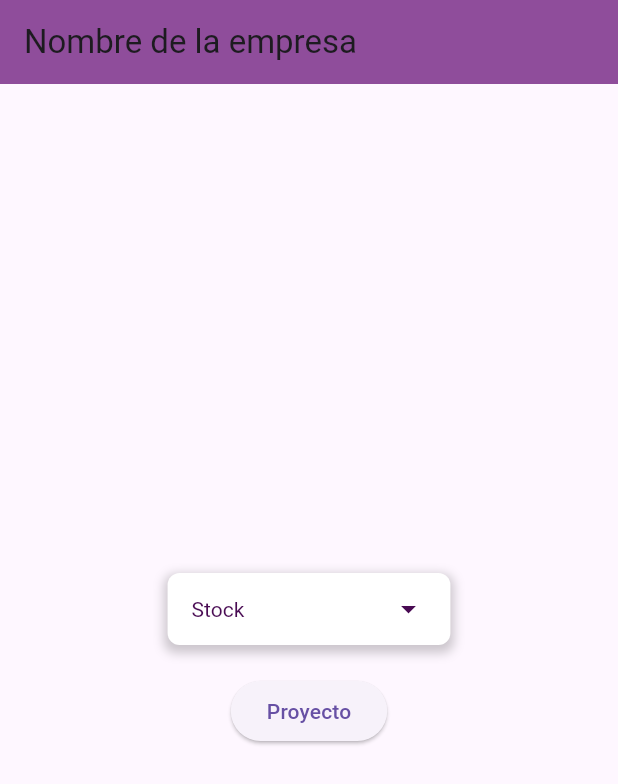
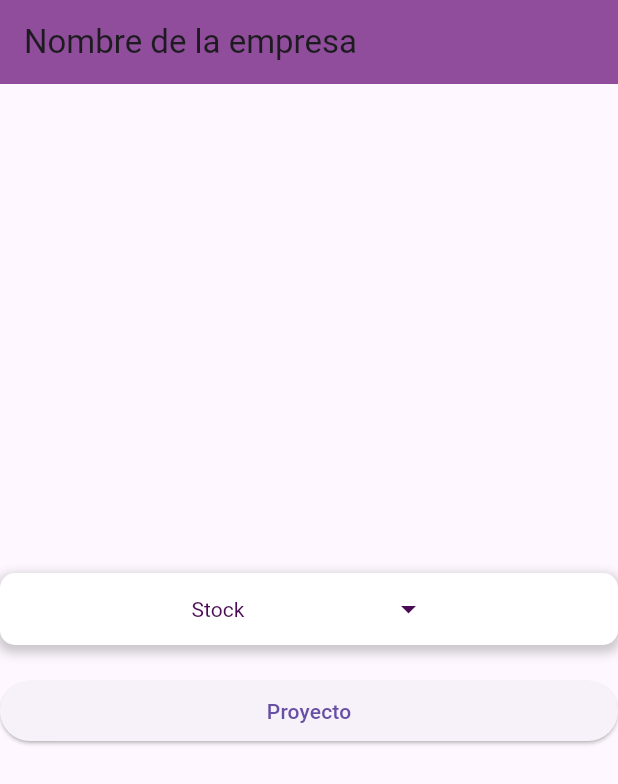
Before and after one commit to RogelioCB/ProyectoStock, a Flutter app: the screen it shows after launch, on a phone screen of 412 x 824 dp. Shown: the top 784 px of the screen. Run offline on Flutter 3.47's test engine with Material 3 defaults, Android fonts, the phone set to English and light mode, and no system bars; our stand-ins replace firebase_core; accounts and stored records are empty.

Commit message:
slight changes

```diff
--- a/flutter_app/lib/main.dart
+++ b/flutter_app/lib/main.dart
@@ -56,12 +56,14 @@ class _DropdownButtonExampleState extends State<DropdownButtonExample> {
       body: Center(
         child: Column(
           mainAxisAlignment: MainAxisAlignment.center,
+          crossAxisAlignment: CrossAxisAlignment.stretch,
           children: [
             // Wrap DropdownButton in a Container to style it like an ElevatedButton
             Container(
+              alignment: Alignment.center,
               decoration: BoxDecoration(
                 color: Theme.of(context).colorScheme.onSecondary, // ElevatedButton background color
-                borderRadius: BorderRadius.circular(8), // ElevatedButton rounded corners
+                borderRadius: BorderRadius.circular(10), // ElevatedButton rounded corners
                 boxShadow: [
                   BoxShadow(
                     color: Colors.black.withOpacity(0.2),
@@ -75,6 +77,7 @@ class _DropdownButtonExampleState extends State<DropdownButtonExample> {
               child: DropdownButtonHideUnderline(
                 child: DropdownButton<String>(
                   hint: const Text(
+
                     'Stock',
                     style: TextStyle(color: Color.fromARGB(255, 73, 11, 83)), // White text color
                   ),
@@ -91,13 +94,14 @@ class _DropdownButtonExampleState extends State<DropdownButtonExample> {
                   items: _opciones.map<DropdownMenuItem<String>>((String opcion) {
                     return DropdownMenuItem<String>(
                       value: opcion,
-                      child: Text(opcion, style: const TextStyle(color: Colors.white)), // White text in options
+                      child: Text(opcion, style: const TextStyle(color: Colors.purple)), // White text in options
                     );
                   }).toList(),
                 ),
               ),
             ),
-            const SizedBox(height: 20), // Add spacing between the dropdown and button
+            const SizedBox(height: 20),
+            // Add spacing between the dropdown and button
             ElevatedButton(
               child: const Text('Proyecto'),
               onPressed: () {
```
